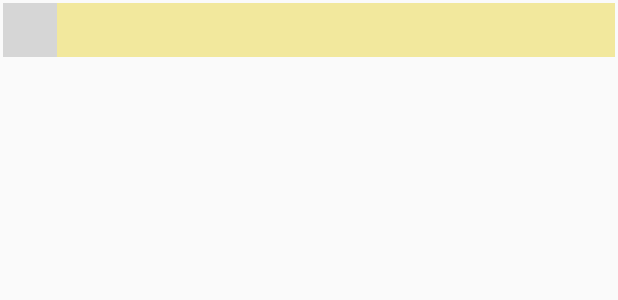
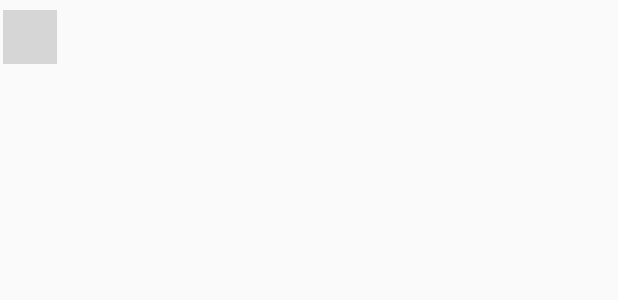
Before and after one commit to DSemk/SilentChat, an Android app: the layout room_list.xml on its own in the app's theme, with its tools: preview values and no code run, on a phone screen of 412 x 824 dp. Shown: the top 300 px of the screen. Run offline under Robolectric (Android 15) with nearby library versions, the phone set to English and light mode, and no system bars; grey boxes are pictures that could not be loaded.

Commit message:
add room & redesign

```diff
--- a/app/build.gradle
+++ b/app/build.gradle
@@ -38,5 +38,7 @@ dependencies {
     compile 'com.google.firebase:firebase-auth:10.0.1'
     compile 'com.google.android.gms:play-services-auth:10.0.1'
     compile 'com.google.android.gms:play-services:10.0.1'
+    compile 'com.android.support.test:runner:0.5'
+    compile 'com.android.support.test.espresso:espresso-core:2.2.2'
 }
 apply plugin: 'com.google.gms.google-services'
--- a/app/src/main/res/layout/room_list.xml
+++ b/app/src/main/res/layout/room_list.xml
@@ -12,19 +12,21 @@
         <LinearLayout
             android:layout_width="match_parent"
             android:layout_height="wrap_content"
+            android:paddingBottom="16dp"
             android:gravity="center_vertical"
-            android:orientation="horizontal"
-            android:background="@color/colorRoom">
+            android:orientation="horizontal">
 
             <ImageView
                 android:layout_width="36dp"
                 android:layout_height="36dp"
+                android:padding="8dp"
                 android:background="@drawable/ic_room_icon_36dp" />
 
             <TextView
                 android:id="@+id/ar_roomName"
                 android:layout_width="wrap_content"
                 android:layout_height="wrap_content"
+                android:padding="8dp"
                 android:textAppearance="?android:attr/textAppearanceLarge" />
 
         </LinearLayout>
--- a/app/src/main/res/values/colors.xml
+++ b/app/src/main/res/values/colors.xml
@@ -3,5 +3,5 @@
     <color name="colorPrimary">#3F51B5</color>
     <color name="colorPrimaryDark">#303F9F</color>
     <color name="colorAccent">#FF4081</color>
-    <color name="colorRoom">#f2e89d</color>
+    <color name="colorRoom">#1b50a6</color>
 </resources>
--- a/app/src/main/res/values/strings.xml
+++ b/app/src/main/res/values/strings.xml
@@ -1,4 +1,5 @@
 <resources>
     <string name="app_name">Silent Chat</string>
     <string name="title_activity_chat">ChatActivity</string>
+    <string name="title_activity_main_temp">MainActivity_temp</string>
 </resources>
--- a/app/src/main/res/values/styles.xml
+++ b/app/src/main/res/values/styles.xml
@@ -6,6 +6,7 @@
         <item name="colorPrimary">@color/colorPrimary</item>
         <item name="colorPrimaryDark">@color/colorPrimaryDark</item>
         <item name="colorAccent">@color/colorAccent</item>
+        <item name="android:statusBarColor">@color/colorRoom</item>
     </style>
 
     <style name="AppTheme.NoActionBar">
```
Also changed, not shown: app/src/main/AndroidManifest.xml (+4 -4 lines), app/src/main/java/com/example/disemk/silentchat/RoomsActivity.java (+3 -7 lines), app/src/main/res/layout/activity_rooms.xml (+26 -28 lines).
